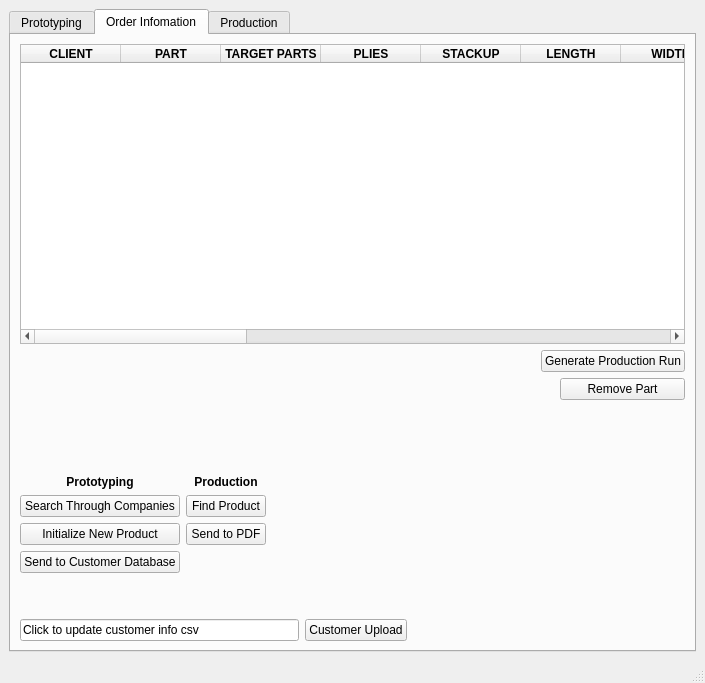
linaflorez/RTPC_UI, file ui/main.ui: the form before one commit.
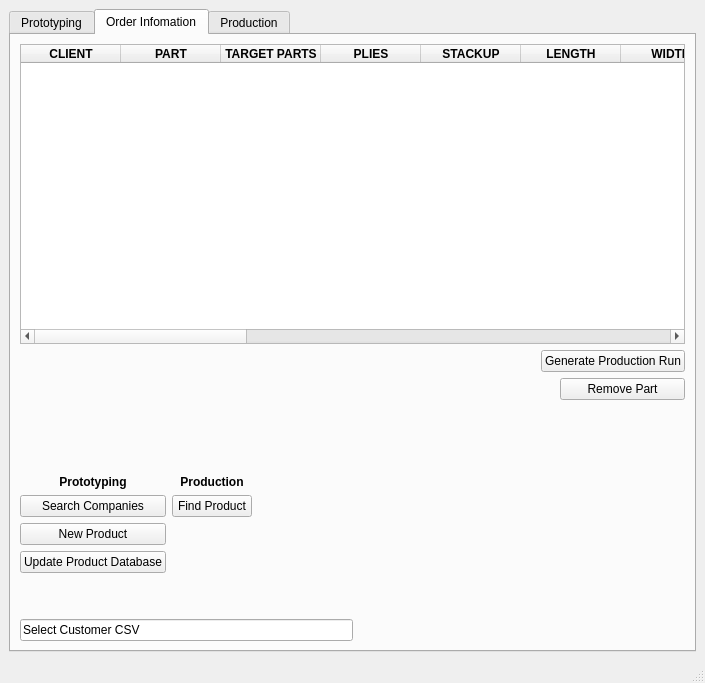
The form after the commit. The open tabs and pages were chosen to show the change.

The edit to the form file:
```diff
--- a/ui/main.ui
+++ b/ui/main.ui
@@ -1079,7 +1079,7 @@
                </size>
               </property>
               <property name="text">
-               <string>Search Through Companies</string>
+               <string>Search Companies</string>
               </property>
              </widget>
             </item>
@@ -1092,7 +1092,7 @@
                </size>
               </property>
               <property name="text">
-               <string>Initialize New Product</string>
+               <string>New Product</string>
               </property>
              </widget>
             </item>
@@ -1105,7 +1105,7 @@
                </size>
               </property>
               <property name="text">
-               <string>Send to Customer Database</string>
+               <string>Update Product Database</string>
               </property>
              </widget>
             </item>
@@ -1162,19 +1162,6 @@
               </property>
              </widget>
             </item>
-            <item>
-             <widget class="QPushButton" name="pushButton_9">
-              <property name="maximumSize">
-               <size>
-                <width>100</width>
-                <height>16777215</height>
-               </size>
-              </property>
-              <property name="text">
-               <string>Send to PDF</string>
-              </property>
-             </widget>
-            </item>
             <item>
              <spacer name="verticalSpacer_3">
               <property name="orientation">
@@ -1210,14 +1197,7 @@
           <item>
            <widget class="QLineEdit" name="customerCSV_here">
             <property name="text">
-             <string>Click to update customer info csv</string>
-            </property>
-           </widget>
-          </item>
-          <item>
-           <widget class="QPushButton" name="customerUpload">
-            <property name="text">
-             <string>Customer Upload</string>
+             <string>Select Customer CSV</string>
             </property>
            </widget>
           </item>
```
Left out of the diff: 4 changed lines with no effect on the pictures.
